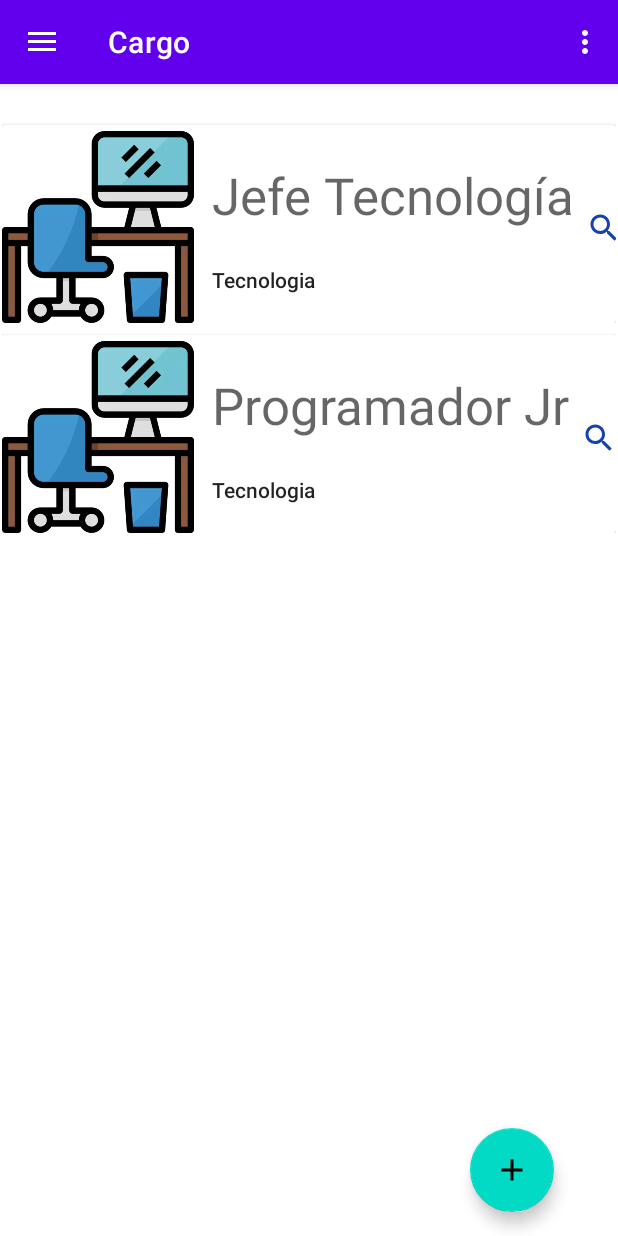
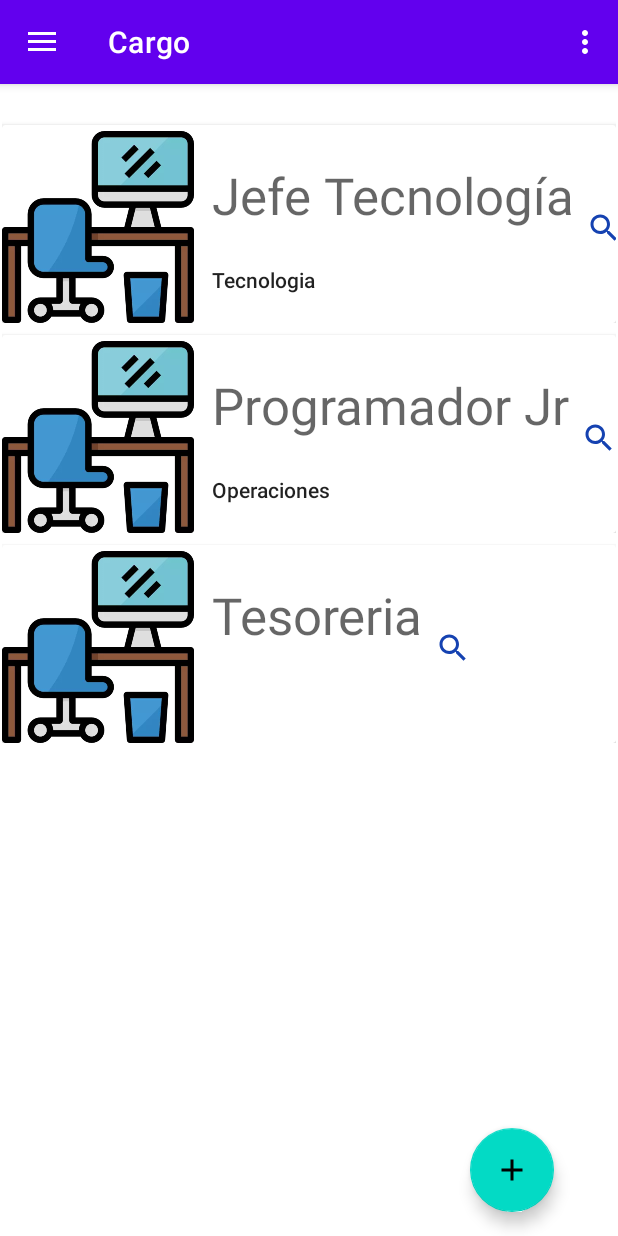
Before and after one commit to edwinespinala/rrss_app, an Android app: the screen it shows after launch (MainActivity), in the side drawer, after a tap on "Cargo", on a phone screen of 412 x 824 dp. Run offline under Robolectric (Android 15) with nearby library versions, the phone set to English and light mode, and no system bars; our stand-ins replace Room's generated code, navigation-ui.

Commit message:
avance 7_9_2023

```diff
--- a/app/src/main/java/com/example/rrssapp/DataBase/RHDataBase.java
+++ b/app/src/main/java/com/example/rrssapp/DataBase/RHDataBase.java
@@ -56,9 +56,11 @@ public abstract class RHDataBase extends RoomDatabase {
                                 dao.insert(new Empleado("5412300452","Victoria Isabel Santos Munguia",1,1,"Femenino",20000,"Activo"));
 
                                 Cargo nuevo1 =  new Cargo("Jefe Tecnología","es un jefe",8000,1);
-                                Cargo nuevo2 =  new Cargo("Programador Jr","es un Junior",20000,1);
+                                Cargo nuevo2 =  new Cargo("Programador Jr","es un Junior",20000,2);
+                                Cargo nuevo3 =  new Cargo("Tesoreria","es un contador ",20000,4);
                                 cargodao.insert(nuevo1);
                                 cargodao.insert(nuevo2);
+                                cargodao.insert(nuevo3);
                             });
                         }
                     };
--- a/app/src/main/java/com/example/rrssapp/MainActivity.java
+++ b/app/src/main/java/com/example/rrssapp/MainActivity.java
@@ -46,6 +46,7 @@ public class MainActivity extends AppCompatActivity {
 
         //Toast.makeText(this,navController.hashCode(),Toast.LENGTH_SHORT).show();
         binding.appBarMain.fab.setVisibility(View.INVISIBLE);
+
     }
 
     @Override
--- a/app/src/main/java/com/example/rrssapp/ui/cargo/CargoAdapter.java
+++ b/app/src/main/java/com/example/rrssapp/ui/cargo/CargoAdapter.java
@@ -32,8 +32,25 @@ public class CargoAdapter extends RecyclerView.Adapter<CargoAdapter.ViewHolder>
     @Override
     public void onBindViewHolder(@NonNull CargoAdapter.ViewHolder holder, int position) {
         Cargo cargoMostrar = dataset.get(position);
+        int depa = cargoMostrar.getDepartamento();
+        String departamento;
+        switch(depa){
+            case 1:
+                departamento = "Tecnologia";
+                break;
+            case 2:
+                departamento = "Operaciones";
+                break;
+            default:
+                departamento = "";
+        }
+
+
+
+
         holder.binding.tvCargo.setText(cargoMostrar.getNombreCargo());
-        holder.binding.tvDepartamento.setText(cargoMostrar.getDepartamento());
+        //holder.binding.tvDepartamento.setText(cargoMostrar.getDepartamento());
+        holder.binding.tvDepartamento.setText(departamento);
         holder.setOnClickListener(cargoMostrar,manejadorEventoClick);
     }
 
@@ -57,6 +74,11 @@ public class CargoAdapter extends RecyclerView.Adapter<CargoAdapter.ViewHolder>
         public void setOnClickListener(Cargo cargoMostrar, OnItemClickListener<Cargo> listener) {
           this.binding.imgSearch.setOnClickListener(v -> listener.onItemClick(cargoMostrar,"mostrar"));
 
+            binding.cardCargo.setOnClickListener(v ->{
+                manejadorEventoClick.onItemClick(cargoMostrar,"card");
+            });
+
+
         }
     }
 }
--- a/app/src/main/java/com/example/rrssapp/ui/cargo/CargoFragment.java
+++ b/app/src/main/java/com/example/rrssapp/ui/cargo/CargoFragment.java
@@ -1,22 +1,27 @@
 package com.example.rrssapp.ui.cargo;
 
+import android.app.Activity;
 import android.content.Intent;
 import android.os.Bundle;
 import android.view.LayoutInflater;
 import android.view.View;
 import android.view.ViewGroup;
+import android.widget.Toast;
 
 import androidx.activity.result.ActivityResultLauncher;
+import androidx.activity.result.contract.ActivityResultContracts;
 import androidx.annotation.NonNull;
 import androidx.fragment.app.Fragment;
 import androidx.lifecycle.ViewModelProvider;
 import androidx.recyclerview.widget.LinearLayoutManager;
 
 import com.example.rrssapp.Entities.Cargo;
+import com.example.rrssapp.Entities.Empleado;
 import com.example.rrssapp.OnItemClickListener;
 import com.example.rrssapp.databinding.FragmentRvCargosBinding;
 import com.example.rrssapp.ui.empleado.EmpleadoAdapter;
 import com.example.rrssapp.ui.empleado.EmpleadoViewModel;
+import com.example.rrssapp.ui.empleado.NewEmpleadoActivity;
 
 import java.util.ArrayList;
 
@@ -42,6 +47,24 @@ public class CargoFragment extends Fragment implements OnItemClickListener<Cargo
         });
 
         setupRecyrcleView();
+        launcher = registerForActivityResult(
+                new ActivityResultContracts.StartActivityForResult(),
+                result -> {
+                    if (result.getResultCode() == Activity.RESULT_OK) {
+                        Intent data = result.getData();
+                        Cargo cargo = (Cargo) data.getSerializableExtra("cargo");
+                        cargoViewModel.insert(cargo);
+                    } else {
+                        Toast.makeText(this.getContext(),"Operación cancelada",Toast.LENGTH_LONG).show();
+                    }
+                }
+        );
+
+        binding.fabCargo.setOnClickListener(v -> {
+            Intent intent = new Intent (requireContext(), NewCargoActivity.class);
+            intent.putExtra("action","new");
+            launcher.launch(intent);
+        });
 
 
 
@@ -54,6 +77,12 @@ public class CargoFragment extends Fragment implements OnItemClickListener<Cargo
         binding.rvCargos.setAdapter(cargoAdapter);
     }
 
+    @Override
+    public void onDestroyView() {
+        super.onDestroyView();
+        binding = null;
+    }
+
 
     @Override
     public void onItemClick(Cargo data, String click) {
--- a/app/src/main/java/com/example/rrssapp/ui/cargo/NewCargoActivity.java
+++ b/app/src/main/java/com/example/rrssapp/ui/cargo/NewCargoActivity.java
@@ -23,7 +23,7 @@ public class NewCargoActivity extends AppCompatActivity {
 
 
     Intent getIntent = new Intent();
-    if(getIntent.hasExtra("action")){
+   /* if(getIntent.hasExtra("action")){
       if (getIntent.getStringExtra("action").equals("update")){
         Cargo car = (Cargo) getIntent.getSerializableExtra("Cargo");
         binding.tilNombreCargo.getEditText().setText(car.getNombreCargo());
@@ -32,7 +32,7 @@ public class NewCargoActivity extends AppCompatActivity {
         binding.spnDepartamentoCargo.setSelection(car.getDepartamento());
         binding.tilSalarioCargo.getEditText().setText(car.getSueldoCargo()+"");
       }
-    }
+    }*/
 
     ArrayAdapter<CharSequence> adapter = ArrayAdapter.createFromResource(this, R.array.departamento_list, android.R.layout.simple_spinner_item);
     adapter.setDropDownViewResource(android.R.layout.simple_spinner_dropdown_item);
--- a/app/src/main/res/layout/cargo_item.xml
+++ b/app/src/main/res/layout/cargo_item.xml
@@ -31,7 +31,7 @@
                 app:layout_constraintTop_toTopOf="parent"
                 app:srcCompat="@drawable/img_cargo" />
 
-            <TextView
+             <TextView
                 android:id="@+id/tvDepartamento"
                 android:layout_width="wrap_content"
                 android:layout_height="wrap_content"
--- a/app/src/main/res/navigation/mobile_navigation.xml
+++ b/app/src/main/res/navigation/mobile_navigation.xml
@@ -27,5 +27,8 @@
         android:id="@+id/nav_cargo"
         android:name="com.example.rrssapp.ui.cargo.CargoFragment"
         android:label="Cargo"
-        tools:layout="@layout/fragment_rv_cargos" />
+        tools:layout="@layout/fragment_rv_cargos" >
+
+        <action android:id="@+id/action_cargoFragment_to_creacionFragment" app:destination="@id/nav_creacion"/>
+    </fragment>
 </navigation>
```
